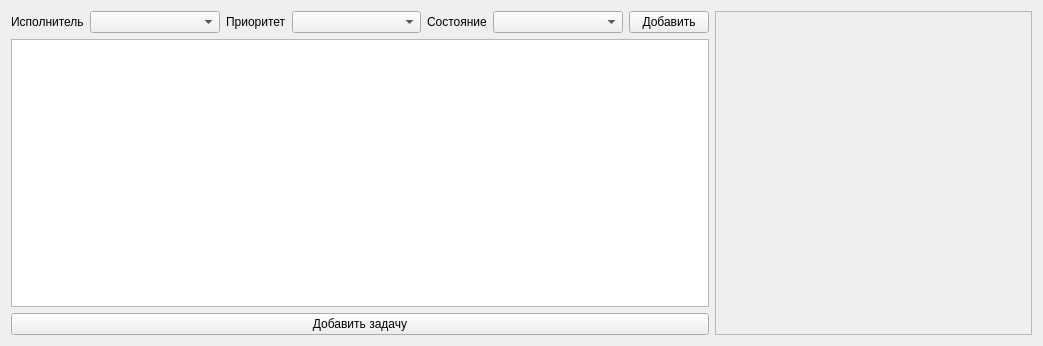
Old version of the form windows/tasks_widget.ui in the repository Roma-explorer/RuleProject.
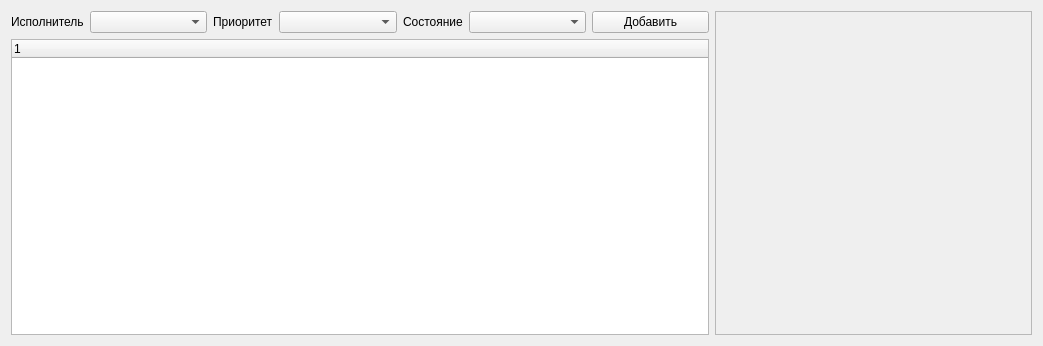
New version of the form.

Commit message: members and task creation added

What changed in the file:
```diff
--- a/windows/tasks_widget.ui
+++ b/windows/tasks_widget.ui
@@ -71,6 +71,12 @@
        </item>
        <item>
         <widget class="QPushButton" name="add_button">
+         <property name="sizePolicy">
+          <sizepolicy hsizetype="Expanding" vsizetype="Fixed">
+           <horstretch>0</horstretch>
+           <verstretch>0</verstretch>
+          </sizepolicy>
+         </property>
          <property name="text">
           <string>Добавить</string>
          </property>
@@ -79,13 +85,12 @@
       </layout>
      </item>
      <item>
-      <widget class="QListWidget" name="tasks_list"/>
-     </item>
-     <item>
-      <widget class="QPushButton" name="add_task">
+      <widget class="QTreeWidget" name="tasks_list">
+       <column>
        <property name="text">
-        <string>Добавить задачу</string>
-       </property>
+         <string notr="true">1</string>
+        </property>
+       </column>
       </widget>
      </item>
     </layout>
```
Lines whose indentation alone changed are shown as unchanged. The commit also changes 16 other files.
